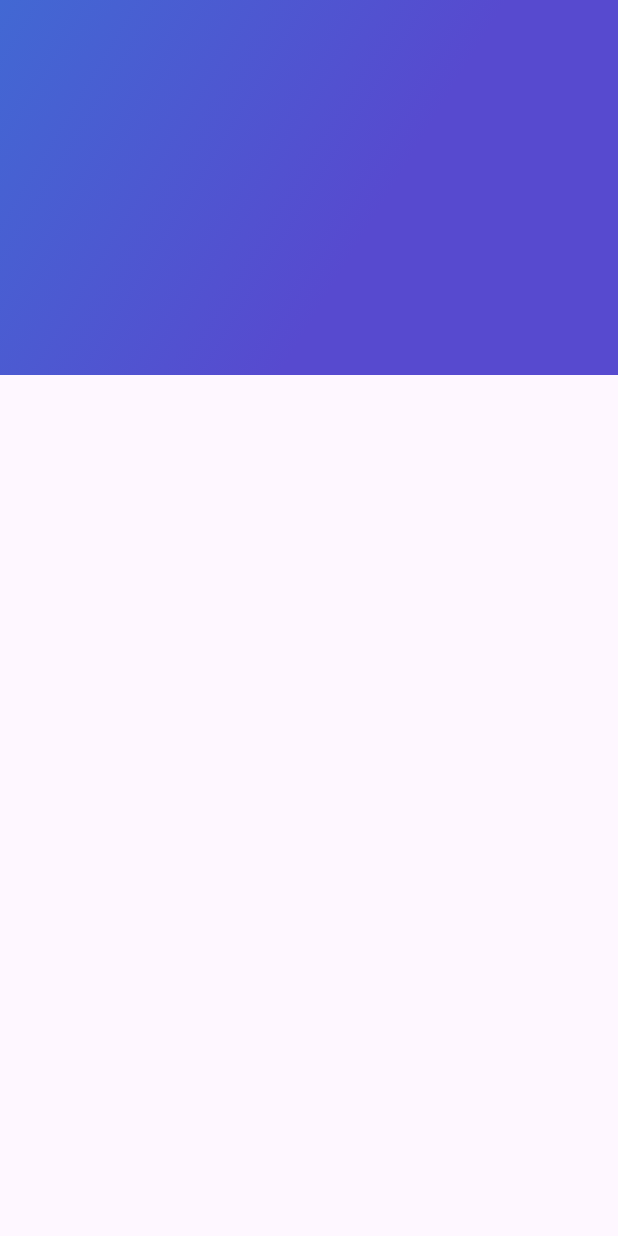
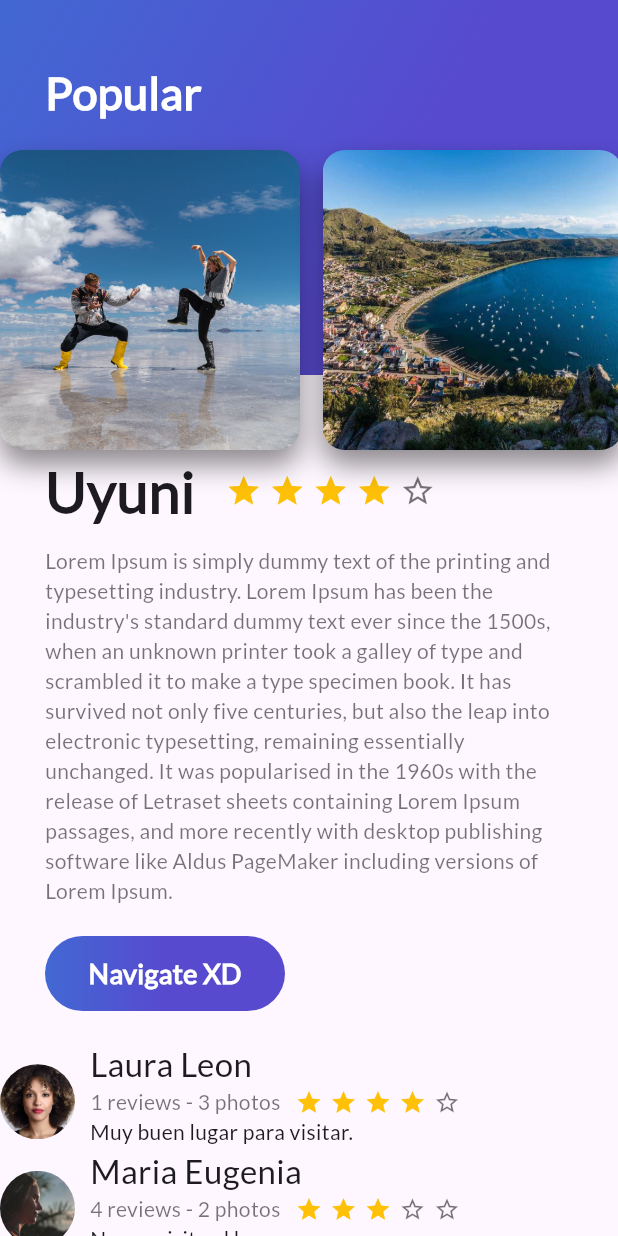
Before and after one commit to htevicayola29/Proyecto_Places, a Flutter app: the screen it shows after launch, on a phone screen of 412 x 824 dp. Run offline on Flutter 3.47's test engine with Material 3 defaults, Android fonts, the phone set to English and light mode, and no system bars.

Commit message:
AcWidget BorderRadius y BoxShadow,ListView Horizontal,InkWell

```diff
--- /dev/null
+++ b/lib/card_image.dart
@@ -0,0 +1,39 @@
+import 'package:flutter/material.dart';
+class CardImage extends StatelessWidget{
+  String path;
+  CardImage(this.path);
+  @override
+  Widget build(BuildContext context) {
+    // cardImage
+    final cardImage = Padding(
+        padding: EdgeInsets.only(
+          top: 100,
+          right: 15,
+          bottom: 30
+        ),
+
+    child: Container(
+      width: 200,
+      decoration: BoxDecoration(
+        image: DecorationImage(
+            image:AssetImage(
+              path,
+            ),
+          fit: BoxFit.cover
+        ),
+        shape: BoxShape.rectangle,
+        borderRadius: BorderRadius.all(Radius.circular(15)),
+        boxShadow: <BoxShadow>[
+          BoxShadow(
+            color: Colors.black45,
+            blurRadius: 15,
+            offset: Offset(0, 10)
+          )
+        ]
+      )
+        )
+    );
+    return cardImage;
+  }
+
+}
--- /dev/null
+++ b/lib/card_image_list.dart
@@ -0,0 +1,25 @@
+import 'package:flutter/material.dart';
+
+import 'card_image.dart';
+class CardImageList extends StatelessWidget{
+  @override
+  Widget build(BuildContext context) {
+    // cardImageList
+    final cardImageList = Container(
+      height: 330,
+      child: ListView(
+        scrollDirection: Axis.horizontal,
+        children:<Widget> [
+          CardImage("assets/images/lugar1.jpg"),
+          CardImage("assets/images/lugar2.jpg"),
+          CardImage("assets/images/lugar3.jpg"),
+          CardImage("assets/images/lugar4.jpg"),
+          CardImage("assets/images/lugar5.jpg"),
+          CardImage("assets/images/lugar6.webp"),
+        ],
+      ),
+    );
+    return cardImageList;
+  }
+
+}
--- a/lib/description_place.dart
+++ b/lib/description_place.dart
@@ -1,5 +1,6 @@
 
 import 'package:flutter/material.dart';
+import 'package:places/rounded_button.dart';
 
 class DescriptionPlace extends StatelessWidget{
   // variables
@@ -72,9 +73,11 @@
      ),
    );
     final descriptionPlace =Column(
+      crossAxisAlignment: CrossAxisAlignment.start,
       children:<Widget>[
         filaTitulo,
-        description
+        description,
+        RoundedButton("Navigate XD")
         ],
     );
     return descriptionPlace;
--- a/lib/home.dart
+++ b/lib/home.dart
@@ -1,6 +1,8 @@
 
 import 'package:flutter/material.dart';
+import 'package:places/card_image.dart';
 import 'package:places/gradient_back.dart';
+import 'package:places/home_app_bar.dart';
 import 'package:places/review.dart';
 import 'package:places/review_list.dart';
 
@@ -8,19 +10,20 @@
 
 class MyHome extends StatelessWidget{
   Widget build(BuildContext context){
+
     final descriptionPlace= Container(
       margin: EdgeInsets.only(
-        top: 50,
+        top: 300,
         left: 30,
         right: 30,
       ),
-      child: DescriptionPlace("Uyuni",6, "Lorem Ipsum is simply dummy text of the printing and typesetting industry. Lorem Ipsum has been the industry's standard dummy text ever since the 1500s, when an unknown printer took a galley of type and scrambled it to make a type specimen book. It has survived not only five centuries, but also the leap into electronic typesetting, remaining essentially unchanged. It was popularised in the 1960s with the release of Letraset sheets containing Lorem Ipsum passages, and more recently with desktop publishing software like Aldus PageMaker including versions of Lorem Ipsum."),
+      child: DescriptionPlace("Uyuni",4, "Lorem Ipsum is simply dummy text of the printing and typesetting industry. Lorem Ipsum has been the industry's standard dummy text ever since the 1500s, when an unknown printer took a galley of type and scrambled it to make a type specimen book. It has survived not only five centuries, but also the leap into electronic typesetting, remaining essentially unchanged. It was popularised in the 1960s with the release of Letraset sheets containing Lorem Ipsum passages, and more recently with desktop publishing software like Aldus PageMaker including versions of Lorem Ipsum."),
     );
     final reviewList= Container(
       margin: EdgeInsets.only(
         top: 20,
-        left: 30,
-        right: 30
+        left: 0,
+        right:0
       ),
       child: ReviewList()
     );
@@ -34,8 +37,8 @@
     return Scaffold(
       body: Stack(
         children: <Widget>[
-         // listView
-          GradientBack()
+          listView,
+         HomeAppBar("Popular")
           ],
         ),
       );
--- a/lib/home_app_bar.dart
+++ b/lib/home_app_bar.dart
@@ -1,12 +1,36 @@
 import 'package:flutter/material.dart';
+import 'package:places/card_image.dart';
+import 'package:places/card_image_list.dart';
 import 'package:places/gradient_back.dart';
-class homeAppBar extends StatelessWidget{
+class HomeAppBar extends StatelessWidget{
+  String textoTitulo;
+  HomeAppBar(this.textoTitulo);
+
   @override
   Widget build(BuildContext context) {
+    //titulo
+    final titulo = Container(
+      margin: EdgeInsets.only(
+        top: 40,
+        left: 30,
+        right: 30
+      ),
+      child: Text(
+        textoTitulo,
+        style: TextStyle(
+          fontFamily:"Lato",
+          fontWeight: FontWeight.bold,
+          fontSize: 30,
+          color: Colors.white
+        ),
+      ),
+    );
     //appBar
     final appBar = Stack(
       children:<Widget> [
-        GradientBack()
+        GradientBack(),
+        titulo,
+        CardImageList()
       ],
     );
     return appBar;
--- a/lib/review.dart
+++ b/lib/review.dart
@@ -16,8 +16,8 @@
         top: 10,
         right: 10
       ),
-      width: 80,
-      height: 80,
+      width: 50,
+      height: 50,
       decoration: BoxDecoration(
         shape: BoxShape.circle,
         image: DecorationImage(
--- a/lib/review_list.dart
+++ b/lib/review_list.dart
@@ -7,9 +7,9 @@
     final reviewList = Column(
       children: <Widget>[
         Review("assets/images/persona1.jpeg","Laura Leon","1 reviews - 3 photos",4,"Muy buen lugar para visitar."),
-        Review("assets/images/persona2.jpeg","Maria Eugenia","4 reviews - 2 photos",3,"Nunca visite el lugar."),
-        Review("assets/images/persona3.jpeg","Lorena","3 reviews - 2 photos",5,"Lo recomiendo bastante."),
-        Review("assets/images/persona4.jpeg","luis","8 reviews - 4 photos",2,"Megustaria conocerlo."),
+        Review("assets/images/persona2.jpg","Maria Eugenia","4 reviews - 2 photos",3,"Nunca visite el lugar."),
+        Review("assets/images/persona3.jpg","Lorena","3 reviews - 2 photos",5,"Lo recomiendo bastante."),
+        Review("assets/images/persona4.jpg","luis","8 reviews - 4 photos",2,"Megustaria conocerlo."),
         Review("assets/images/persona5.jpeg","Natalia","3 reviews - 4 photos",3,"Hermoso lugar para visitar.")
       ],
     );
--- /dev/null
+++ b/lib/rounded_button.dart
@@ -0,0 +1,51 @@
+import 'package:flutter/material.dart';
+
+class RoundedButton extends StatelessWidget {
+  final String textoBoton;
+
+  // Constructor con parámetro requerido
+  const RoundedButton(this.textoBoton, {super.key});
+
+  @override
+  Widget build(BuildContext context) {
+    return InkWell(
+      onTap: () {
+        // ✅ Nueva forma de mostrar SnackBar
+        ScaffoldMessenger.of(context).showSnackBar(
+          const SnackBar(
+            content: Text("Navegando..."),
+          ),
+        );
+      },
+      child: Container(
+        height: 50,
+        width: 160,
+        margin: const EdgeInsets.only(top: 20),
+        decoration: BoxDecoration(
+          borderRadius: BorderRadius.circular(30),
+          gradient: const LinearGradient(
+            colors: [
+              Color(0xFF4268D3),
+              Color(0xFF574ACF),
+            ],
+            begin: FractionalOffset(0.0, 0.5),
+            end: FractionalOffset(1.0, 0.5),
+            stops: [0.0, 0.5],
+            tileMode: TileMode.clamp,
+          ),
+        ),
+        child: Center(
+          child: Text(
+            textoBoton,
+            style: const TextStyle(
+              fontFamily: "Lato",
+              fontWeight: FontWeight.bold,
+              fontSize: 18,
+              color: Colors.white,
+            ),
+          ),
+        ),
+      ),
+    );
+  }
+}
--- a/pubspec.yaml
+++ b/pubspec.yaml
@@ -28,3 +28,9 @@
     - assets/images/persona3.jpg
     - assets/images/persona4.jpg
     - assets/images/persona5.jpg
+    - assets/images/lugar1.jpg
+    - assets/images/lugar2.jpg
+    - assets/images/lugar3.jpg
+    - assets/images/lugar4.jpg
+    - assets/images/lugar5.jpg
+    - assets/images/lugar6.webp
```
Also changed, not shown: assets/images/lugar1.jpg (added), assets/images/lugar2.jpg (added), assets/images/lugar3.jpg (added), assets/images/lugar4.jpg (added), assets/images/lugar5.jpg (added), assets/images/lugar6.webp (added).
